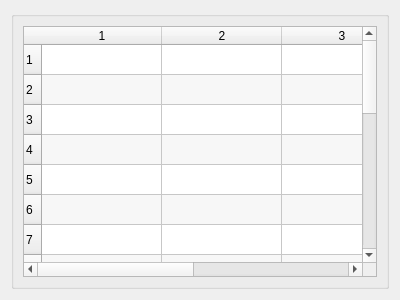
Before: the Qt Designer form dexbot/views/ui/tabs/table_tab.ui in xeroc/stakemachine, drawn with Qt 5.
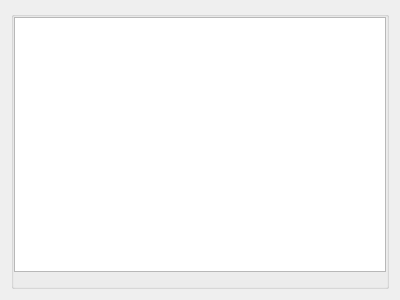
After: the same form once the commit is applied.

Patch:
```diff
--- a/dexbot/views/ui/tabs/table_tab.ui
+++ b/dexbot/views/ui/tabs/table_tab.ui
@@ -20,6 +20,21 @@
       <string/>
      </property>
      <layout class="QVBoxLayout" name="verticalLayout_5">
+      <property name="spacing">
+       <number>0</number>
+      </property>
+      <property name="leftMargin">
+       <number>0</number>
+      </property>
+      <property name="topMargin">
+       <number>0</number>
+      </property>
+      <property name="rightMargin">
+       <number>0</number>
+      </property>
+      <property name="bottomMargin">
+       <number>0</number>
+      </property>
       <item>
        <widget class="QTableWidget" name="table">
         <property name="editTriggers">
@@ -35,38 +50,18 @@
          <bool>true</bool>
         </property>
         <property name="rowCount">
-         <number>20</number>
-        </property>
-        <property name="columnCount">
-         <number>4</number>
+         <number>0</number>
         </property>
         <attribute name="horizontalHeaderDefaultSectionSize">
          <number>120</number>
         </attribute>
-        <row/>
-        <row/>
-        <row/>
-        <row/>
-        <row/>
-        <row/>
-        <row/>
-        <row/>
-        <row/>
-        <row/>
-        <row/>
-        <row/>
-        <row/>
-        <row/>
-        <row/>
-        <row/>
-        <row/>
-        <row/>
-        <row/>
-        <row/>
-        <column/>
-        <column/>
-        <column/>
-        <column/>
+       </widget>
+      </item>
+      <item>
+       <widget class="QLabel" name="status_label">
+        <property name="text">
+         <string/>
+        </property>
        </widget>
       </item>
      </layout>
```
